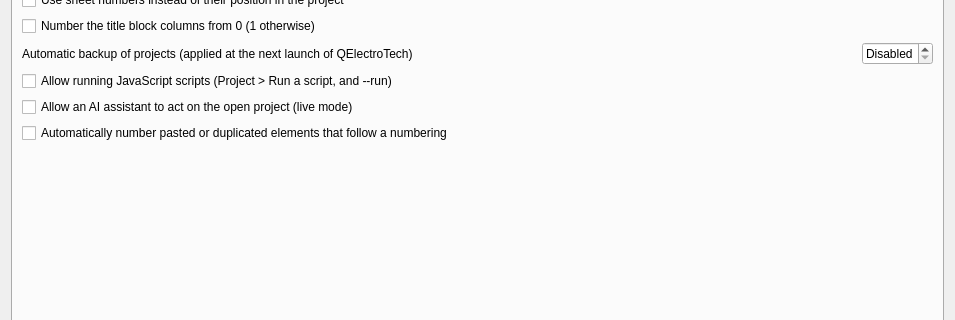
Qt form sources/ui/configpage/generalconfigurationpage.ui (qelectrotech/qelectrotech-source-mirror) before a commit; both pictures show x 0 to 955 and y 82 to 402 of the 955 by 570 pixel window.
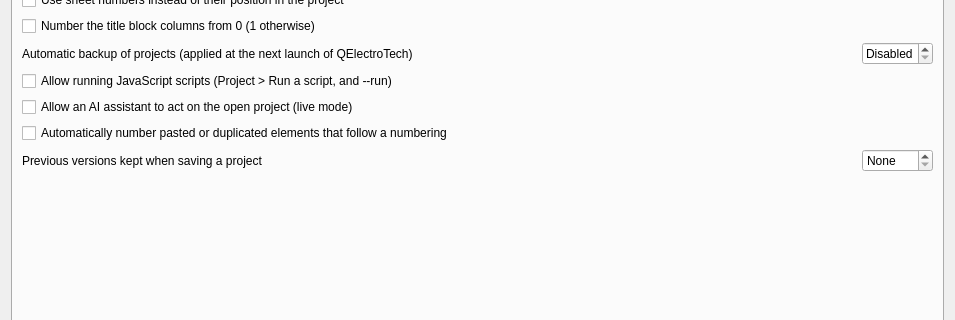
The same form after that commit. The open tabs and pages were chosen to show the change. Custom widgets are drawn as their Qt base class.

Commit message: Keep the previous versions of a project when saving it

The edit to the form file:
```diff
--- a/sources/ui/configpage/generalconfigurationpage.ui
+++ b/sources/ui/configpage/generalconfigurationpage.ui
@@ -365,6 +365,29 @@
         </widget>
        </item>
        <item row="7" column="0">
+        <widget class="QLabel" name="m_previous_versions_label">
+         <property name="text">
+          <string>Previous versions kept when saving a project</string>
+         </property>
+         <property name="toolTip">
+          <string>Before a project is saved, the file as it was is copied to a folder beside it, named after the project with "-backups". Only the newest are kept.</string>
+         </property>
+        </widget>
+       </item>
+       <item row="7" column="2">
+        <widget class="QSpinBox" name="m_previous_versions_sb">
+         <property name="toolTip">
+          <string>Before a project is saved, the file as it was is copied to a folder beside it, named after the project with "-backups". Only the newest are kept.</string>
+         </property>
+         <property name="specialValueText">
+          <string>None</string>
+         </property>
+         <property name="maximum">
+          <number>100</number>
+         </property>
+        </widget>
+       </item>
+       <item row="8" column="0">
         <spacer name="verticalSpacer_2">
          <property name="orientation">
           <enum>Qt::Vertical</enum>
```
Left out of the diff: 1 changed line with no effect on the pictures. The commit also changes 7 other files.
